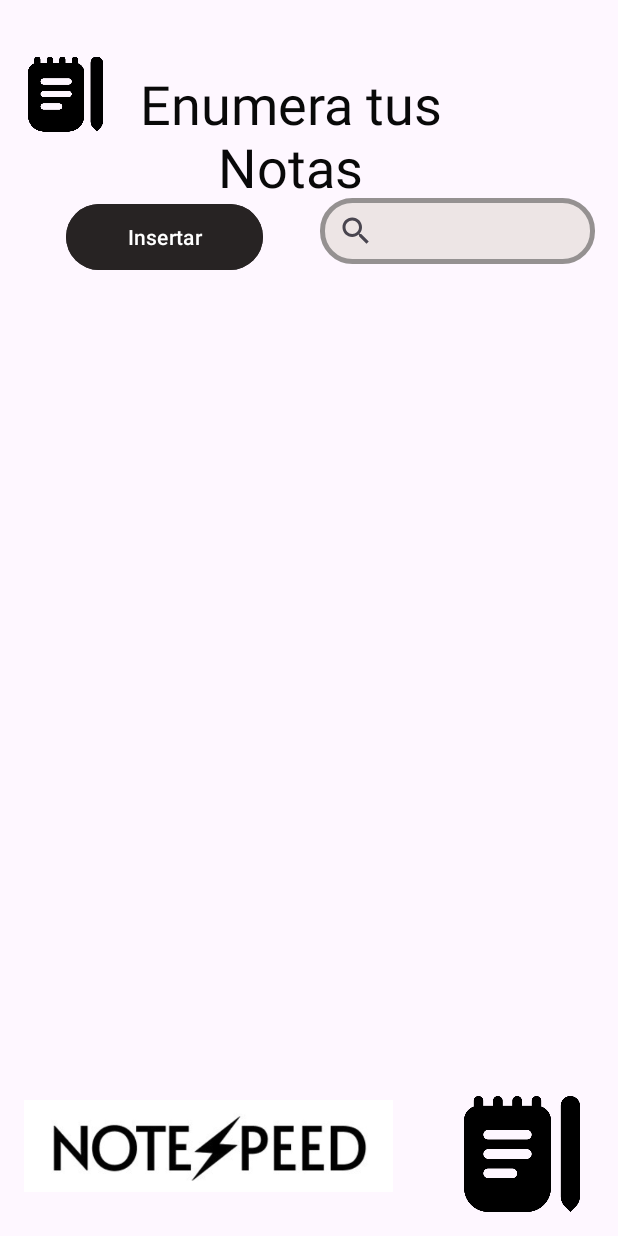
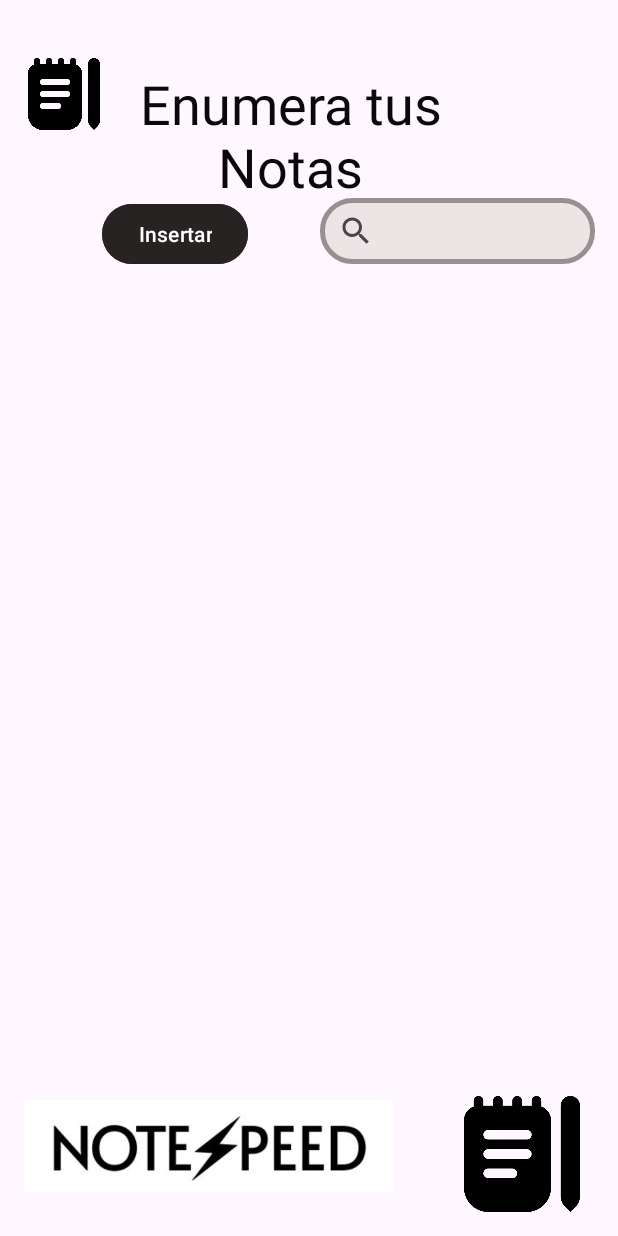
Before and after one commit to Mdaniel001/NoteSpeed, an Android app: the CrearNotaNumerica screen opened directly, with no data from a screen before it, on a phone screen of 412 x 824 dp. Run offline under Robolectric (Android 15) with nearby library versions, the phone set to English and light mode, and no system bars.

Commit message:
Revert "Algunos Cambios"
This reverts commit 9958681250b696cc80d174902af539102817871e.

```diff
--- a/app/src/main/res/layout/activity_crear_nota_numerica.xml
+++ b/app/src/main/res/layout/activity_crear_nota_numerica.xml
@@ -35,20 +35,20 @@
 
     <Button
         android:id="@+id/btnGuardarLista"
-        android:layout_width="131dp"
-        android:layout_height="52dp"
+        android:layout_width="wrap_content"
+        android:layout_height="wrap_content"
         android:layout_marginTop="132dp"
         android:backgroundTint="#272323"
         android:text="@string/btnInsertarLista"
         android:textColorLink="#070303"
         app:layout_constraintEnd_toEndOf="parent"
-        app:layout_constraintHorizontal_bias="0.156"
+        app:layout_constraintHorizontal_bias="0.217"
         app:layout_constraintStart_toStartOf="parent"
         app:layout_constraintTop_toTopOf="parent" />
 
     <ImageView
         android:id="@+id/ivNotaEnumerada"
-        android:layout_width="50dp"
+        android:layout_width="48dp"
         android:layout_height="61dp"
         android:layout_marginTop="32dp"
         android:contentDescription="@string/ivNotaEnumerada"
--- a/app/src/main/res/layout/activity_pagina_principal.xml
+++ b/app/src/main/res/layout/activity_pagina_principal.xml
@@ -112,7 +112,7 @@
         app:srcCompat="@drawable/titulo" />
 
     <ImageView
-        android:id="@+id/ivLista9"
+        android:id="@+id/imageView6"
         android:layout_width="46dp"
         android:layout_height="45dp"
         android:layout_marginBottom="352dp"
@@ -124,11 +124,10 @@
         app:srcCompat="@drawable/diario" />
 
     <ImageView
-        android:id="@+id/ivLogo9"
+        android:id="@+id/imageView3"
         android:layout_width="203dp"
         android:layout_height="179dp"
         android:layout_marginBottom="116dp"
-        android:contentDescription="@string/ivLogo9"
         app:layout_constraintBottom_toBottomOf="parent"
         app:layout_constraintEnd_toEndOf="parent"
         app:layout_constraintStart_toStartOf="parent"
--- a/app/src/main/res/values/strings.xml
+++ b/app/src/main/res/values/strings.xml
@@ -63,8 +63,6 @@
     <string name="btnIngresoNotas">Lleva tus notas</string>
     <string name="btnIngresoListas">Lista tus Tareas</string>
     <string name="btnIngresoRecordatorio">Lista tus notas</string>
-    <string name="ivLogo9">Logo</string>
-    <string name="ivLista9">Lista</string>
 
     <!--
     Pantalla Crear Nota
```
